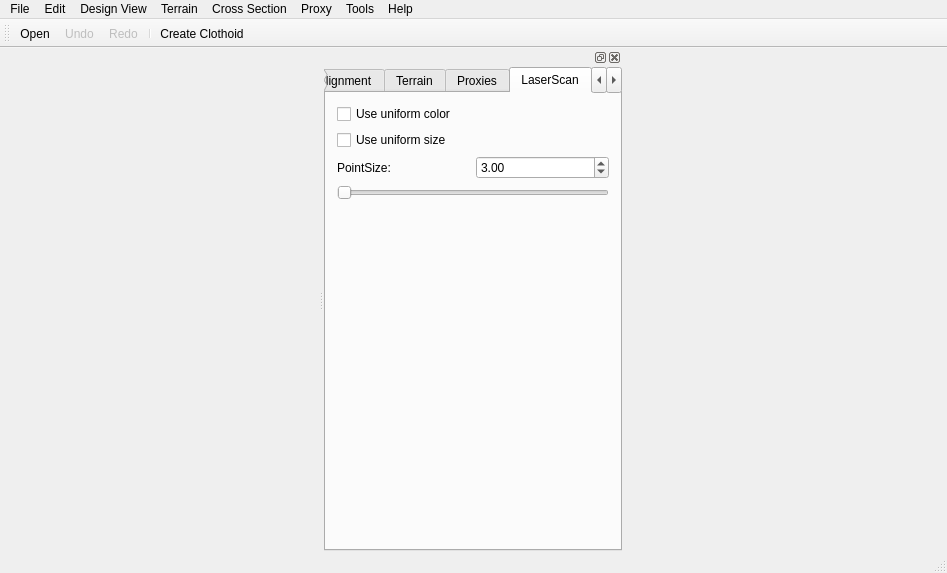
First picture: the form in src/OpenInfraPlatform/Forms/MainWindow.ui, repository tumcms/Open-Infra-Platform, before the edit.
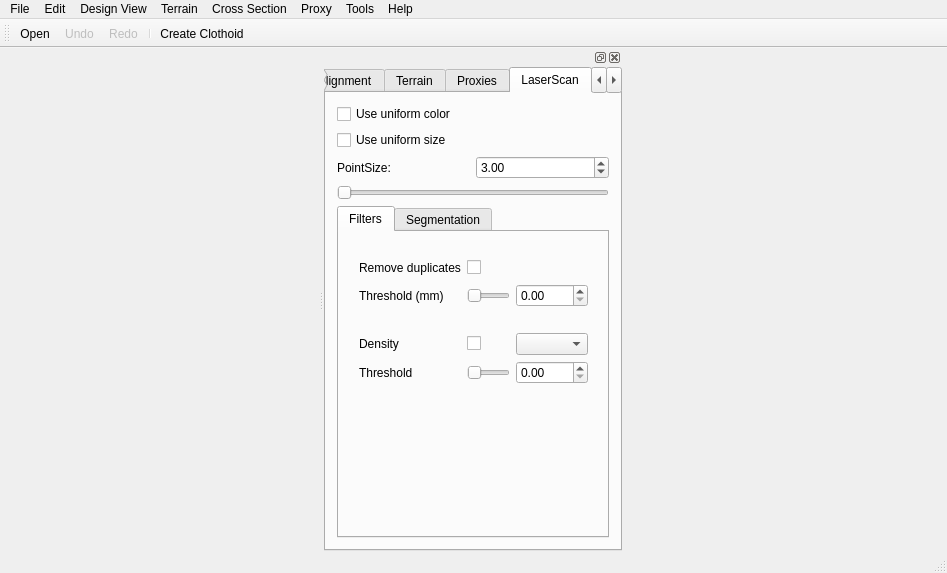
Second picture: the form after the edit. The open tabs and pages were chosen to show the change. Icons and pictures are not drawn.

Commit message: Started UI controls for PointCloud processing.

The edit to the form file:
```diff
--- a/src/OpenInfraPlatform/Forms/MainWindow.ui
+++ b/src/OpenInfraPlatform/Forms/MainWindow.ui
@@ -231,6 +231,214 @@
         </item>
        </layout>
       </item>
+      <item row="4" column="0" colspan="2">
+       <widget class="QTabWidget" name="tabPointCloudProcessing">
+        <property name="sizePolicy">
+         <sizepolicy hsizetype="Expanding" vsizetype="Expanding">
+          <horstretch>0</horstretch>
+          <verstretch>1</verstretch>
+         </sizepolicy>
+        </property>
+        <property name="currentIndex">
+         <number>0</number>
+        </property>
+        <widget class="QWidget" name="tabFilters">
+         <attribute name="title">
+          <string>Filters</string>
+         </attribute>
+         <widget class="QWidget" name="verticalLayoutWidget">
+          <property name="geometry">
+           <rect>
+            <x>9</x>
+            <y>9</y>
+            <width>251</width>
+            <height>161</height>
+           </rect>
+          </property>
+          <layout class="QVBoxLayout" name="verticalLayout_3">
+           <item>
+            <layout class="QGridLayout" name="gridLayout_6">
+             <item row="4" column="0">
+              <widget class="QLabel" name="label_5">
+               <property name="sizePolicy">
+                <sizepolicy hsizetype="Preferred" vsizetype="Minimum">
+                 <horstretch>0</horstretch>
+                 <verstretch>0</verstretch>
+                </sizepolicy>
+               </property>
+               <property name="text">
+                <string>Threshold</string>
+               </property>
+              </widget>
+             </item>
+             <item row="0" column="0">
+              <widget class="QLabel" name="labelRemoveDuplicatePoints">
+               <property name="sizePolicy">
+                <sizepolicy hsizetype="Preferred" vsizetype="Minimum">
+                 <horstretch>0</horstretch>
+                 <verstretch>0</verstretch>
+                </sizepolicy>
+               </property>
+               <property name="text">
+                <string>Remove duplicates</string>
+               </property>
+              </widget>
+             </item>
+             <item row="3" column="0">
+              <widget class="QLabel" name="label_4">
+               <property name="sizePolicy">
+                <sizepolicy hsizetype="Preferred" vsizetype="Minimum">
+                 <horstretch>0</horstretch>
+                 <verstretch>0</verstretch>
+                </sizepolicy>
+               </property>
+               <property name="text">
+                <string>Density</string>
+               </property>
+              </widget>
+             </item>
+             <item row="1" column="0">
+              <widget class="QLabel" name="labelDuplicateDistanceThreshold_2">
+               <property name="sizePolicy">
+                <sizepolicy hsizetype="Minimum" vsizetype="Minimum">
+                 <horstretch>0</horstretch>
+                 <verstretch>0</verstretch>
+                </sizepolicy>
+               </property>
+               <property name="text">
+                <string>Threshold (mm)</string>
+               </property>
+              </widget>
+             </item>
+             <item row="0" column="1">
+              <widget class="QCheckBox" name="checkBox_3">
+               <property name="enabled">
+                <bool>true</bool>
+               </property>
+               <property name="contextMenuPolicy">
+                <enum>Qt::NoContextMenu</enum>
+               </property>
+               <property name="text">
+                <string/>
+               </property>
+              </widget>
+             </item>
+             <item row="1" column="1">
+              <widget class="QSlider" name="horizontalSlider_3">
+               <property name="orientation">
+                <enum>Qt::Horizontal</enum>
+               </property>
+              </widget>
+             </item>
+             <item row="3" column="1">
+              <widget class="QCheckBox" name="checkBox_4">
+               <property name="text">
+                <string/>
+               </property>
+              </widget>
+             </item>
+             <item row="4" column="1">
+              <widget class="QSlider" name="horizontalSlider_4">
+               <property name="orientation">
+                <enum>Qt::Horizontal</enum>
+               </property>
+               <property name="tickPosition">
+                <enum>QSlider::NoTicks</enum>
+               </property>
+              </widget>
+             </item>
+             <item row="0" column="2">
+              <spacer name="horizontalSpacer_2">
+               <property name="orientation">
+                <enum>Qt::Horizontal</enum>
+               </property>
+               <property name="sizeType">
+                <enum>QSizePolicy::Minimum</enum>
+               </property>
+               <property name="sizeHint" stdset="0">
+                <size>
+                 <width>40</width>
+                 <height>20</height>
+                </size>
+               </property>
+              </spacer>
+             </item>
+             <item row="1" column="2">
+              <widget class="QDoubleSpinBox" name="doubleSpinBox_3"/>
+             </item>
+             <item row="4" column="2">
+              <widget class="QDoubleSpinBox" name="doubleSpinBox_4"/>
+             </item>
+             <item row="3" column="2">
+              <widget class="QComboBox" name="comboBox_2">
+               <property name="sizePolicy">
+                <sizepolicy hsizetype="Minimum" vsizetype="Fixed">
+                 <horstretch>0</horstretch>
+                 <verstretch>0</verstretch>
+                </sizepolicy>
+               </property>
+              </widget>
+             </item>
+             <item row="2" column="1">
+              <spacer name="verticalSpacer_2">
+               <property name="orientation">
+                <enum>Qt::Vertical</enum>
+               </property>
+               <property name="sizeType">
+                <enum>QSizePolicy::Fixed</enum>
+               </property>
+               <property name="sizeHint" stdset="0">
+                <size>
+                 <width>10</width>
+                 <height>20</height>
+                </size>
+               </property>
+              </spacer>
+             </item>
+             <item row="2" column="0">
+              <spacer name="verticalSpacer_3">
+               <property name="orientation">
+                <enum>Qt::Vertical</enum>
+               </property>
+               <property name="sizeType">
+                <enum>QSizePolicy::Fixed</enum>
+               </property>
+               <property name="sizeHint" stdset="0">
+                <size>
+                 <width>10</width>
+                 <height>20</height>
+                </size>
+               </property>
+              </spacer>
+             </item>
+             <item row="2" column="2">
+              <spacer name="verticalSpacer_4">
+               <property name="orientation">
+                <enum>Qt::Vertical</enum>
+               </property>
+               <property name="sizeType">
+                <enum>QSizePolicy::Fixed</enum>
+               </property>
+               <property name="sizeHint" stdset="0">
+                <size>
+                 <width>10</width>
+                 <height>20</height>
+                </size>
+               </property>
+              </spacer>
+             </item>
+            </layout>
+           </item>
+          </layout>
+         </widget>
+        </widget>
+        <widget class="QWidget" name="tab_2">
+         <attribute name="title">
+          <string>Segmentation</string>
+         </attribute>
+        </widget>
+       </widget>
+      </item>
      </layout>
     </widget>
     <widget class="QWidget" name="tabMap">
```
Left out of the diff: 2 changed lines with no effect on the pictures.
